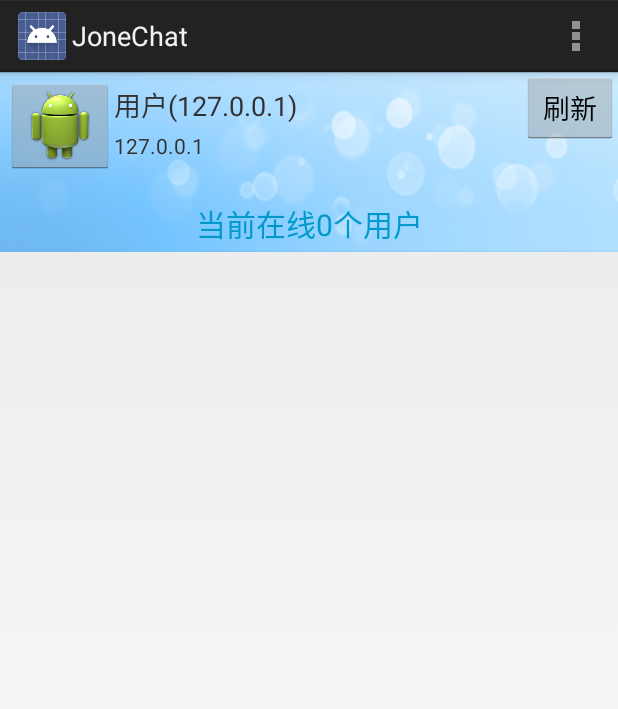
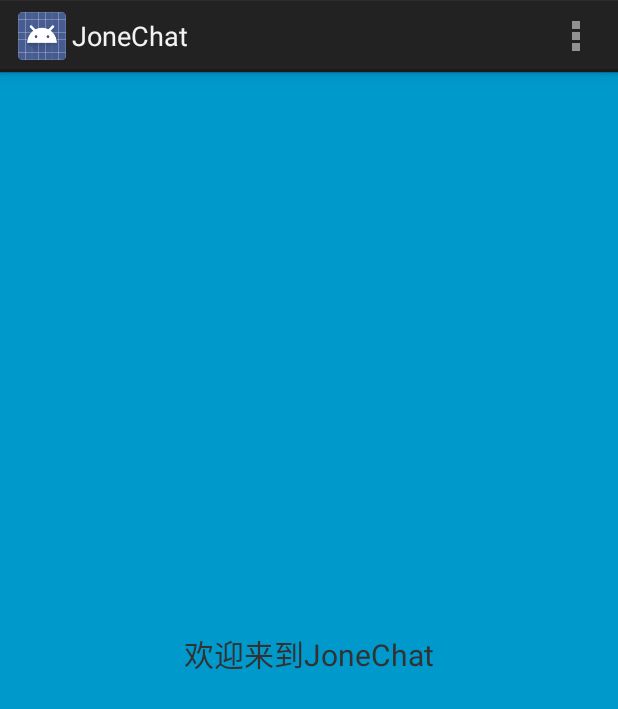
Before and after one commit to jonesun/JoneChat, an Android app: the first screen one second after launch (ChatMainActivity before the commit, TransitionalPageActivity after it), on a phone screen of 412 x 824 dp. Shown: the top 709 px of the screen. Run offline under Robolectric (Android 15) with nearby library versions, the phone set to English and light mode, and no system bars; libraries missing offline, so code that uses them is left out: org.yaml.snakeyaml; pictures from the network do not load; 1 statement that could not run was skipped.

```diff
--- a/app/src/main/java/com/jone/chat/application/App.java
+++ b/app/src/main/java/com/jone/chat/application/App.java
@@ -5,6 +5,7 @@ import android.app.Service;
 import android.content.ComponentName;
 import android.content.Intent;
 import android.content.ServiceConnection;
+import android.os.Handler;
 import android.os.IBinder;
 
 import com.jone.chat.service.ICoreService;
@@ -17,6 +18,7 @@ public class App extends Application {
     private static App instance;
     private static Serializer serializer;
     private ICoreService coreService;
+    private static Handler handler;
 
     ServiceConnection serviceConnection = new ServiceConnection() {
         @Override
@@ -37,16 +39,29 @@ public class App extends Application {
         }
     };
 
+    public static Handler getHandler() {
+        return handler;
+    }
+
     @Override
     public void onCreate() {
         super.onCreate();
         instance = this;
         serializer = new YamlSerializer();
+        handler = new Handler();
         if(SystemUtil.getCurrentProcessName(this).equals(getPackageName())){
             Intent intent = new Intent("com.jone.chat.CoreService");
             bindService(intent, serviceConnection, Service.BIND_AUTO_CREATE);
         }
     }
+
+//    @Override
+//    public void onTrimMemory(int level) {
+//        super.onTrimMemory(level);
+//        if(SystemUtil.getCurrentProcessName(this).equals(getPackageName())){
+//            unbindService(serviceConnection);
+//        }
+//    }
 
     public static App getInstance() {
         return instance;
--- /dev/null
+++ b/app/src/main/java/com/jone/chat/ui/activity/TransitionalPageActivity.java
@@ -0,0 +1,47 @@
+package com.jone.chat.ui.activity;
+
+import android.app.Activity;
+import android.content.Intent;
+import android.os.Bundle;
+import android.view.Menu;
+import android.view.MenuItem;
+
+import com.jone.chat.ChatMainActivity;
+import com.jone.chat.R;
+import com.jone.chat.application.App;
+
+public class TransitionalPageActivity extends Activity {
+
+    @Override
+    protected void onCreate(Bundle savedInstanceState) {
+        super.onCreate(savedInstanceState);
+        setContentView(R.layout.activity_transitional_page);
+        App.getHandler().postDelayed(new Runnable() {
+            @Override
+            public void run() {
+                startActivity(new Intent(TransitionalPageActivity.this, ChatMainActivity.class));
+                finish();
+            }
+        }, 2000);
+    }
+
+
+    @Override
+    public boolean onCreateOptionsMenu(Menu menu) {
+        // Inflate the menu; this adds items to the action bar if it is present.
+        getMenuInflater().inflate(R.menu.transitional_page, menu);
+        return true;
+    }
+
+    @Override
+    public boolean onOptionsItemSelected(MenuItem item) {
+        // Handle action bar item clicks here. The action bar will
+        // automatically handle clicks on the Home/Up button, so long
+        // as you specify a parent activity in AndroidManifest.xml.
+        int id = item.getItemId();
+        if (id == R.id.action_settings) {
+            return true;
+        }
+        return super.onOptionsItemSelected(item);
+    }
+}
--- /dev/null
+++ b/app/src/main/res/layout/activity_transitional_page.xml
@@ -0,0 +1,17 @@
+<RelativeLayout xmlns:android="http://schemas.android.com/apk/res/android"
+    xmlns:tools="http://schemas.android.com/tools"
+    android:layout_width="match_parent"
+    android:layout_height="match_parent"
+    android:paddingLeft="@dimen/activity_horizontal_margin"
+    android:paddingRight="@dimen/activity_horizontal_margin"
+    android:paddingTop="@dimen/activity_vertical_margin"
+    android:paddingBottom="@dimen/activity_vertical_margin"
+    tools:context="com.jone.chat.ui.activity.TransitionalPageActivity"
+    android:background="@android:color/holo_blue_dark">
+    <TextView
+        android:layout_width="wrap_content"
+        android:layout_height="wrap_content"
+        android:text="欢迎来到JoneChat"
+        android:layout_centerInParent="true"
+        android:textSize="20dp"/>
+</RelativeLayout>
--- /dev/null
+++ b/app/src/main/res/menu/transitional_page.xml
@@ -0,0 +1,8 @@
+<menu xmlns:android="http://schemas.android.com/apk/res/android"
+    xmlns:tools="http://schemas.android.com/tools"
+    tools:context="com.jone.chat.ui.activity.TransitionalPageActivity" >
+    <item android:id="@+id/action_settings"
+        android:title="@string/action_settings"
+        android:orderInCategory="100"
+        android:showAsAction="never" />
+</menu>
--- a/app/src/main/res/values/strings.xml
+++ b/app/src/main/res/values/strings.xml
@@ -5,5 +5,6 @@
     <string name="hello_world">Hello world!</string>
     <string name="action_settings">Settings</string>
     <string name="no_wifi">没有wifi连接，请检查wifi设置后再启动本程序。</string>
+    <string name="title_activity_transitional_page">TransitionalPageActivity</string>
 
 </resources>
```
Also changed, not shown: app/src/main/AndroidManifest.xml (+19 -13 lines), app/src/main/java/com/jone/chat/ChatMainActivity.java (+75 -20 lines), app/src/main/java/com/jone/chat/Constant.java (+5 -2 lines), app/src/main/java/com/jone/chat/bean/User.java (+11 -0 lines), app/src/main/java/com/jone/chat/service/CoreService.java (+51 -43 lines), app/src/main/aidl/com/jone/chat/service/ICoreService.aidl.
